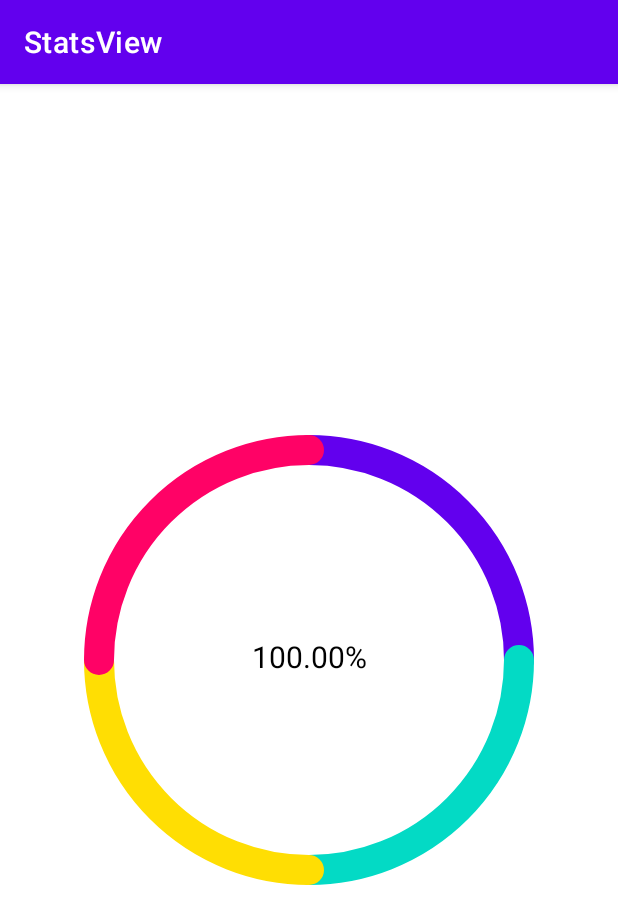
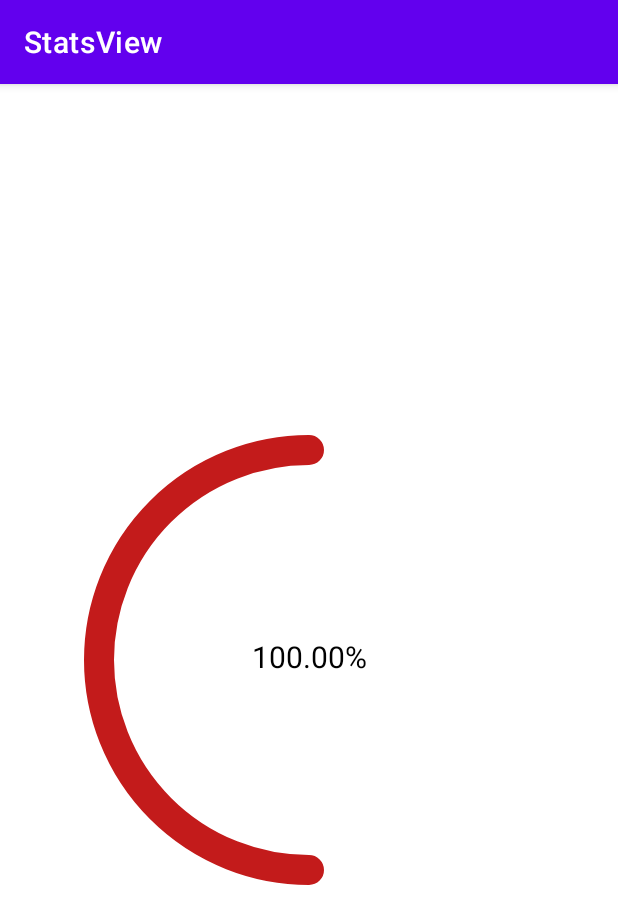
Before and after one commit to TsuraEvgesha/StatsView2, an Android app: the screen it shows after launch (MainActivity), on a phone screen of 412 x 824 dp. Shown: the top 924 px of the screen. Run offline under Robolectric (Android 15) with nearby library versions, the phone set to English and light mode, and no system bars.

Commit message:
2 задание лепим хрень

```diff
--- a/app/src/main/java/ru/netology/statsview/ui/MainActivity.kt
+++ b/app/src/main/java/ru/netology/statsview/ui/MainActivity.kt
@@ -87,6 +87,7 @@ class MainActivity : AppCompatActivity(R.layout.activity_main) {
 //            playSequentially(scale,alpha)
 //        }.start()
 
+
 //        builder ->>>> play(...) .after(...) .before(...) .with(...)
     }
 }
--- a/app/src/main/java/ru/netology/statsview/ui/StatsView.kt
+++ b/app/src/main/java/ru/netology/statsview/ui/StatsView.kt
@@ -43,8 +43,12 @@ class StatsView @JvmOverloads constructor(
         context.withStyledAttributes(attributeSet, R.styleable.StatsView) {
             textSize = getDimension(R.styleable.StatsView_textSize, textSize)
             lineWidth = getDimension(R.styleable.StatsView_lineWidth, lineWidth.toFloat()).toInt()
-            val resId = getResourceId(R.styleable.StatsView_colors, 0)
-            colors = resources.getIntArray(resId).toList()
+            colors = listOf(
+                getColor(R.styleable.StatsView_color1, generateRandomColor()),
+                getColor(R.styleable.StatsView_color2, generateRandomColor()),
+                getColor(R.styleable.StatsView_color3, generateRandomColor()),
+                getColor(R.styleable.StatsView_color4, generateRandomColor())
+            )
         }
     }
 
@@ -89,15 +93,23 @@ class StatsView @JvmOverloads constructor(
             return
         }
 //        canvas.drawCircle(center.x,center.y,radius, freePaint)
+        canvas.drawText(
+            "%.2f%%".format(data.sum() * 100),
+            center.x,
+            center.y + textPaint.textSize / 4,
+            textPaint,
+        )
 
         var startAngle = -90F
+        val progressAngle = progress * 360F
         for ((index, datum) in data.withIndex()) {
-
-            val angle = 360F * datum
+            val angle = datum * 360F
+            val angle2 = progressAngle - step
             paint.color = colors.getOrNull(index) ?: generateRandomColor()
-            canvas.drawArc(oval, startAngle + (progress * 360F), angle * progress, false, paint)
+            canvas.drawArc(oval, startAngle, angle2, false, paint)
             startAngle += angle
-            step = angle + startAngle
+            step += angle
+            if (step > progressAngle) return
 
         }
 
@@ -109,13 +121,7 @@ class StatsView @JvmOverloads constructor(
 //            canvas.drawArc(oval, startAngle,angle,false, paint)
 //        }
 
-        canvas.drawText(
 
-            "%.2f%%".format(data.sum() * 100),
-            center.x,
-            center.y + textPaint.textSize / 4,
-            textPaint,
-        )
 
     }
 
@@ -125,7 +131,6 @@ class StatsView @JvmOverloads constructor(
             it.cancel()
         }
         progress = 0F
-        progress.toInt()
 
         valueAnimator = ValueAnimator.ofFloat(0F, 1F)
             .apply {
@@ -133,7 +138,7 @@ class StatsView @JvmOverloads constructor(
                     progress = anim.animatedValue as Float
                     invalidate()
                 }
-                duration = 1000
+                duration = 2000
                 interpolator = LinearInterpolator()
             }.also {
                 it.start()
--- a/app/src/main/res/anim/animation.xml
+++ b/app/src/main/res/anim/animation.xml
@@ -1,23 +1,23 @@
 <?xml version="1.0" encoding="utf-8"?>
 <set xmlns:android="http://schemas.android.com/apk/res/android">
-    <scale
-        android:duration="300"
-        android:fromXScale="1.0"
-        android:toXScale="1.25"
-        android:fromYScale="1.0"
-        android:toYScale="1.25"
-        android:interpolator = "@android:anim/linear_interpolator"
-        android:repeatCount = "3"
-        android:repeatMode="reverse"
+    <!--    <scale-->
+    <!--        android:duration="300"-->
+    <!--        android:fromXScale="1.0"-->
+    <!--        android:toXScale="1.25"-->
+    <!--        android:fromYScale="1.0"-->
+    <!--        android:toYScale="1.25"-->
+    <!--        android:interpolator = "@android:anim/linear_interpolator"-->
+    <!--        android:repeatCount = "3"-->
+    <!--        android:repeatMode="reverse"-->
 
-        />
+    <!--        />-->
     <rotate
         android:interpolator="@android:anim/accelerate_decelerate_interpolator"
         android:duration="300"
         android:fromDegrees="0"
         android:pivotX="50%"
         android:pivotY="50%"
-        android:repeatCount = "1"
+        android:repeatCount="1"
         android:repeatMode="reverse"
         android:startOffset="300"
         android:toDegrees="360"
--- a/app/src/main/res/layout/activity_main.xml
+++ b/app/src/main/res/layout/activity_main.xml
@@ -16,10 +16,12 @@
         android:id="@+id/statsView"
         android:layout_width="300dp"
         android:layout_height="300dp"
-        android:layout_gravity = "center"
+        android:layout_gravity="center"
+        app:color1="#C31B1B"
+        app:color2="#0909DD"
+        app:color3="#FAF3F3"
+        app:color4="#1936ED"
         app:textSize="20sp"
-        app:lineWidth="20dp"
-        app:colors="@array/colors"
-        />
+        app:lineWidth="20dp" />
 
 </FrameLayout>
--- a/app/src/main/res/values/attrs.xml
+++ b/app/src/main/res/values/attrs.xml
@@ -1,11 +1,13 @@
 <?xml version="1.0" encoding="utf-8"?>
 <resources>
     <declare-styleable name="StatsView">
-        <attr name="textSize" format="dimension|reference"/>
-        <attr name="lineWidth" format="dimension|reference"/>
-        <attr name="colors" format="reference" />
-
-
+        <attr name="textSize" format="dimension|reference" />
+        <attr name="lineWidth" format="dimension|reference" />
+        <attr name="color1" format="color|reference" />
+        <attr name="color2" format="color|reference" />
+        <attr name="color3" format="color|reference" />
+        <attr name="color4" format="color|reference" />
 
     </declare-styleable>
+
 </resources>
--- a/app/src/main/res/values/colors.xml
+++ b/app/src/main/res/values/colors.xml
@@ -11,13 +11,9 @@
     <color name="colorPrimaryDark">#3700B3</color>
     <color name="colorAccent">#03DAC5</color>
     <color name="divider_color">#ccc</color>
-    <array name="colors">
-        <item>@color/colorPrimary</item>
-        <item>@color/colorAccent</item>
-        <item>#FFDE03</item>
-        <item>#FF0266</item>
-        <item>#E7E6E7</item>
+    <color name="color1">#6200EE</color>
+    <color name="color2">#FAF9FB</color>
+    <color name="color3">#02F40C</color>
+    <color name="color4">#C404FA</color>
 
-
-    </array>
 </resources>
```
